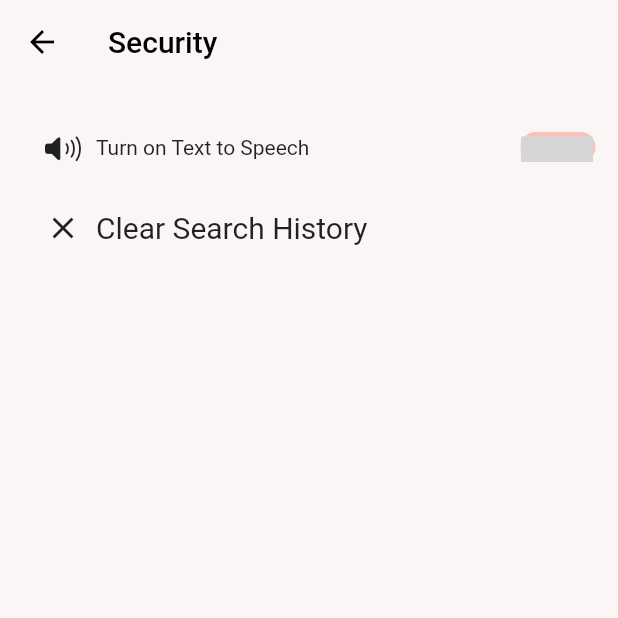
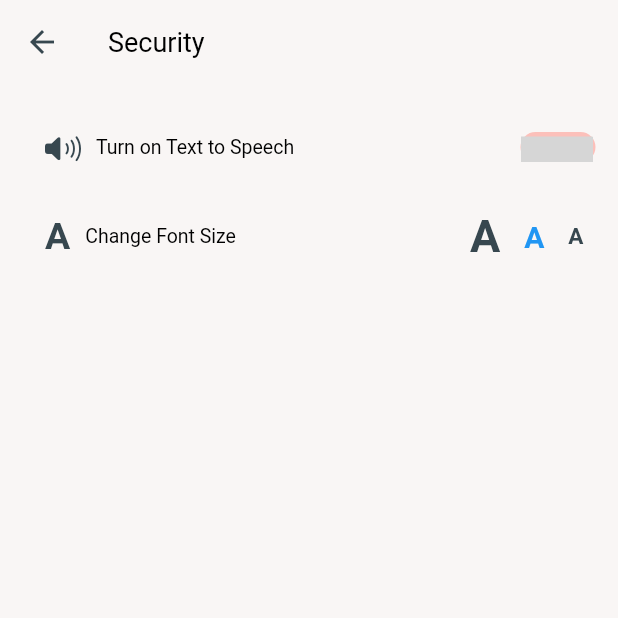
Before and after one commit to darshil-kaneria/PosTea, a Flutter app: the AccessibilitySettings screen opened directly, on a phone screen of 412 x 824 dp, the top half of it. Run offline on Flutter 3.47's test engine with Material 2 defaults, Android fonts, the phone set to English and light mode, and no system bars; our stand-ins replace audioplayers, auto_size_text, badges, firebase_auth, firebase_core, firebase_database and 6 more; missing offline and left inert: custom_switch, dart:ffi, flappy_search_bar, flutter_mentions, linkwell; accounts and stored records are empty; statements that could not run were skipped; grey boxes are pictures that could not be loaded.

Commit message:
Setup of font size under accessibility done

```diff
--- a/front-end/postea_frontend/lib/pages/accessibilitySettings.dart
+++ b/front-end/postea_frontend/lib/pages/accessibilitySettings.dart
@@ -9,6 +9,7 @@ class AccessibilitySettings extends StatefulWidget {
 
 class _AccessibilitySettingsState extends State<AccessibilitySettings> {
   ValueNotifier<bool> accessibilityToggle = new ValueNotifier(false);
+  ValueNotifier<String> fontSize = new ValueNotifier("normal");
   Color accessibilityColor = Colors.redAccent[100].withOpacity(0.5);
   SharedPreferences prefs;
 
@@ -38,12 +39,12 @@ class _AccessibilitySettingsState extends State<AccessibilitySettings> {
     return Scaffold(
         extendBodyBehindAppBar: true,
         appBar: new AppBar(
-          iconTheme: IconThemeData(color: Colors.black),
+          iconTheme: IconThemeData(color: Theme.of(context).buttonColor),
           elevation: 0,
           backgroundColor: Colors.transparent,
           title: Text(
             "Security",
-            style: TextStyle(color: Colors.black),
+            style: Theme.of(context).textTheme.headline4,
           ),
         ),
         body: Container(
@@ -57,9 +58,14 @@ class _AccessibilitySettingsState extends State<AccessibilitySettings> {
                 child: Row(
                   children: [
                     Padding(
-                        padding: const EdgeInsets.only(right: 10),
-                        child: Icon(CupertinoIcons.volume_up)),
-                    Text("Turn on Text to Speech"),
+                      padding: const EdgeInsets.only(right: 10),
+                      child: Icon(
+                        CupertinoIcons.volume_up,
+                        color: Theme.of(context).buttonColor,
+                      ),
+                    ),
+                    Text("Turn on Text to Speech",
+                        style: Theme.of(context).textTheme.headline3),
                     Spacer(),
                     ValueListenableBuilder(
                       valueListenable: accessibilityToggle,
@@ -135,10 +141,83 @@ class _AccessibilitySettingsState extends State<AccessibilitySettings> {
                   children: [
                     Padding(
                       padding: const EdgeInsets.only(right: 10),
-                      child: Icon(Icons.clear),
+                      child: Text(
+                        "A",
+                        style: TextStyle(
+                            fontSize: 25,
+                            fontWeight: FontWeight.bold,
+                            color: Theme.of(context).buttonColor),
+                      ),
                     ),
-                    Text("Clear Search History",
-                        style: TextStyle(fontSize: 20)),
+                    Text("Change Font Size",
+                        style: Theme.of(context).textTheme.headline3),
+                    Spacer(),
+                    Padding(
+                      padding: const EdgeInsets.symmetric(horizontal: 8),
+                      child: InkWell(
+                        onTap: () {
+                          fontSize.value = "large";
+                        },
+                        child: ValueListenableBuilder(
+                          valueListenable: fontSize,
+                          builder: (context, value, child) {
+                            return Text(
+                              "A",
+                              style: TextStyle(
+                                  fontSize: 30,
+                                  fontWeight: FontWeight.bold,
+                                  color: value == "large"
+                                      ? Colors.blue
+                                      : Theme.of(context).buttonColor),
+                            );
+                          },
+                        ),
+                      ),
+                    ),
+                    Padding(
+                      padding: const EdgeInsets.symmetric(horizontal: 8),
+                      child: InkWell(
+                        onTap: () {
+                          fontSize.value = "normal";
+                        },
+                        child: ValueListenableBuilder(
+                          valueListenable: fontSize,
+                          builder: (context, value, child) {
+                            return Text(
+                              "A",
+                              style: TextStyle(
+                                  fontSize: 20,
+                                  fontWeight: FontWeight.bold,
+                                  color: value == "normal"
+                                      ? Colors.blue
+                                      : Theme.of(context).buttonColor),
+                            );
+                          },
+                        ),
+                      ),
+                    ),
+                    Padding(
+                      padding: const EdgeInsets.symmetric(horizontal: 8),
+                      child: InkWell(
+                        onTap: () {
+                          fontSize.value = "small";
+                        },
+                        child: ValueListenableBuilder(
+                          valueListenable: fontSize,
+                          builder: (context, value, child) {
+                            return Text(
+                              "A",
+                              style: TextStyle(
+                                  fontSize: 15,
+                                  fontWeight: FontWeight.bold,
+                                  color: value == "small"
+                                      ? Colors.blue
+                                      : Theme.of(context).buttonColor),
+                            );
+                          },
+                        ),
+                      ),
+                    ),
                   ],
                 ),
               ),
```
